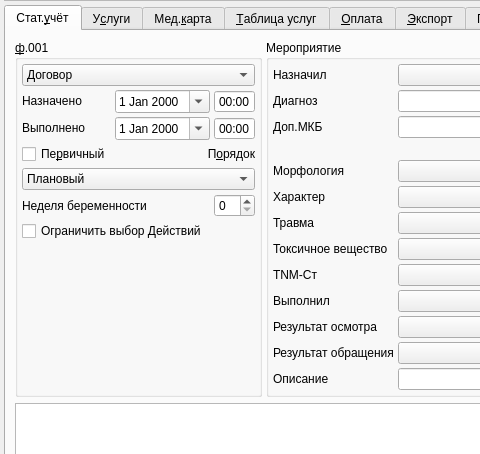
Before: the Qt Designer form F001/F001.ui in rusingineer/KPS-Samson, drawn with Qt 5; both pictures show x 0 to 480 and y 99 to 553 of the 1091 by 702 pixel window.
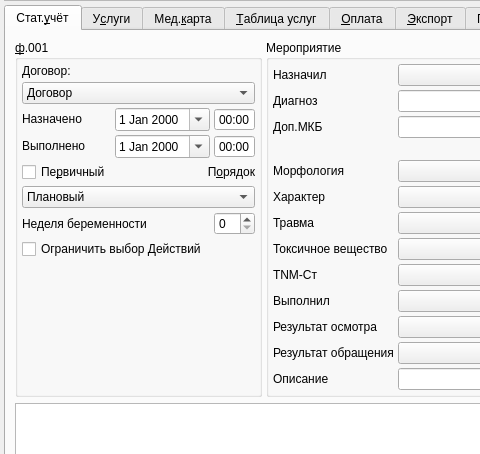
After: the same form once the commit is applied. Custom widgets are drawn as their Qt base class.

What changed in the file:
```diff
--- a/F001/F001.ui
+++ b/F001/F001.ui
@@ -125,6 +125,13 @@
                <number>4</number>
               </property>
               <item row="0" column="0" colspan="4">
+               <widget class="QLabel" name="lblContract">
+                <property name="text">
+                  <string>Договор:</string>
+                </property>
+               </widget>
+              </item>
+              <item row="1" column="0" colspan="4">
                <widget class="CContractComboBox" name="cmbContract">
                 <property name="sizePolicy">
                  <sizepolicy hsizetype="Preferred" vsizetype="Fixed">
@@ -145,7 +152,7 @@
                 </item>
                </widget>
               </item>
-              <item row="1" column="0">
+              <item row="2" column="0">
                <widget class="QLabel" name="lblBegDate">
                 <property name="sizePolicy">
                  <sizepolicy hsizetype="Maximum" vsizetype="Fixed">
@@ -161,7 +168,7 @@
                 </property>
                </widget>
               </item>
-              <item row="1" column="1" colspan="3">
+              <item row="2" column="1" colspan="3">
                <widget class="QFrame" name="frmBegDateTime">
                 <property name="sizePolicy">
                  <sizepolicy hsizetype="Maximum" vsizetype="Preferred">
@@ -214,7 +221,7 @@
                 </layout>
                </widget>
               </item>
-              <item row="2" column="0">
+              <item row="3" column="0">
                <widget class="QLabel" name="lblEndDate">
                 <property name="sizePolicy">
                  <sizepolicy hsizetype="Maximum" vsizetype="Fixed">
@@ -230,7 +237,7 @@
                 </property>
                </widget>
               </item>
-              <item row="2" column="1" colspan="3">
+              <item row="3" column="1" colspan="3">
                <widget class="QFrame" name="frmEndDateTime">
                 <property name="sizePolicy">
                  <sizepolicy hsizetype="Maximum" vsizetype="Preferred">
@@ -283,7 +290,7 @@
                 </layout>
                </widget>
               </item>
-              <item row="3" column="0">
+              <item row="4" column="0">
                <widget class="QCheckBox" name="chkPrimary">
                 <property name="sizePolicy">
                  <sizepolicy hsizetype="Maximum" vsizetype="Fixed">
@@ -323,7 +330,7 @@
                 </layout>
                </widget>
               </item>
-              <item row="3" column="2" colspan="2">
+              <item row="4" column="2" colspan="2">
                <widget class="QLabel" name="lblOrder">
                 <property name="text">
                  <string>П&amp;орядок</string>
@@ -336,7 +343,7 @@
                 </property>
                </widget>
               </item>
-              <item row="4" column="0" colspan="4">
+              <item row="5" column="0" colspan="4">
                <widget class="CROComboBox" name="cmbOrder">
                 <item>
                  <property name="text">
@@ -370,7 +377,7 @@
                 </item>
                </widget>
               </item>
-              <item row="5" column="0" colspan="3">
+              <item row="6" column="0" colspan="3">
                <widget class="QLabel" name="lblPregnancyWeek">
                 <property name="sizePolicy">
                  <sizepolicy hsizetype="Maximum" vsizetype="Preferred">
@@ -386,7 +393,7 @@
                 </property>
                </widget>
               </item>
-              <item row="5" column="3">
+              <item row="6" column="3">
                <widget class="QSpinBox" name="edtPregnancyWeek">
                 <property name="sizePolicy">
                  <sizepolicy hsizetype="Maximum" vsizetype="Fixed">
@@ -399,7 +406,7 @@
                 </property>
                </widget>
               </item>
-              <item row="7" column="0">
+              <item row="8" column="0">
                <spacer name="verticalSpacer_3">
                 <property name="orientation">
                  <enum>Qt::Vertical</enum>
@@ -412,7 +419,7 @@
                 </property>
                </spacer>
               </item>
-              <item row="6" column="0" colspan="4">
+              <item row="7" column="0" colspan="4">
                <widget class="QCheckBox" name="chkConstraintActionTypes">
                 <property name="enabled">
                  <bool>true</bool>
```
Left out of the diff: 2 changed lines with no effect on the pictures.
